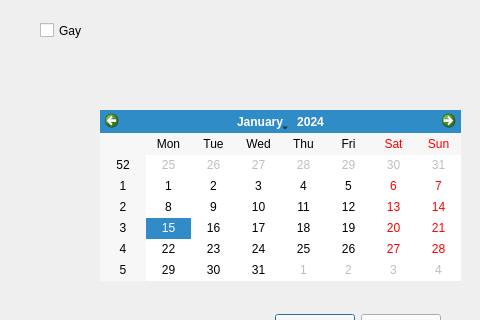
The window that ProyectoGalletas/ventanaprincipal.ui (Huevaldinho/ED-Proyecto1-Galletas) describes before a commit, drawn with Qt 5; both pictures show x 0 to 480 and y 0 to 320 of the 800 by 600 pixel window.
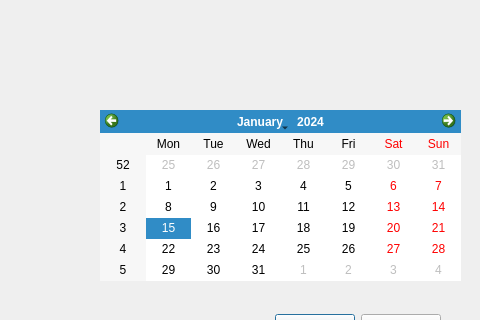
The same window after the commit.

```diff
--- a/ProyectoGalletas/ventanaprincipal.ui
+++ b/ProyectoGalletas/ventanaprincipal.ui
@@ -66,19 +66,6 @@
      <string>Modificar</string>
     </property>
    </widget>
-   <widget class="QCheckBox" name="checkBox">
-    <property name="geometry">
-     <rect>
-      <x>40</x>
-      <y>0</y>
-      <width>61</width>
-      <height>61</height>
-     </rect>
-    </property>
-    <property name="text">
-     <string>Gay</string>
-    </property>
-   </widget>
    <widget class="QDialogButtonBox" name="buttonBox">
     <property name="geometry">
      <rect>
```
Left out of the diff: 2 changed lines with no effect on the pictures.
